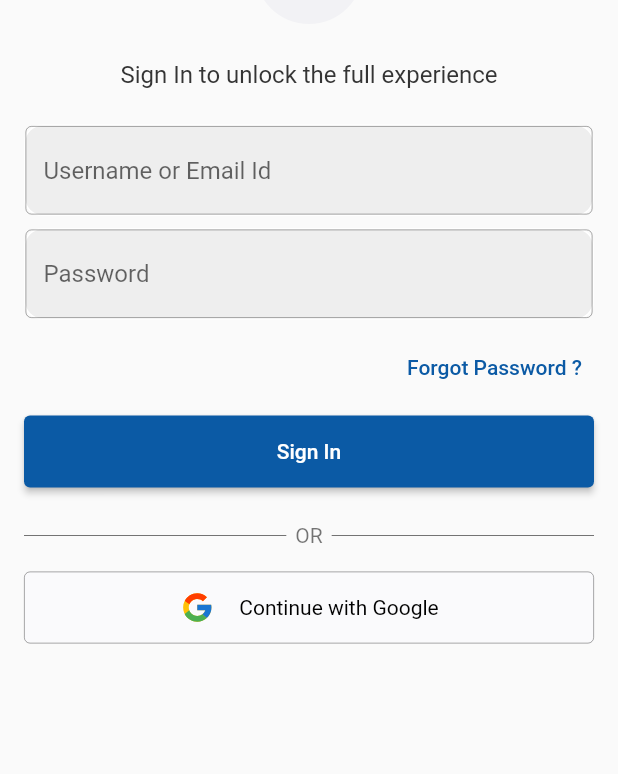
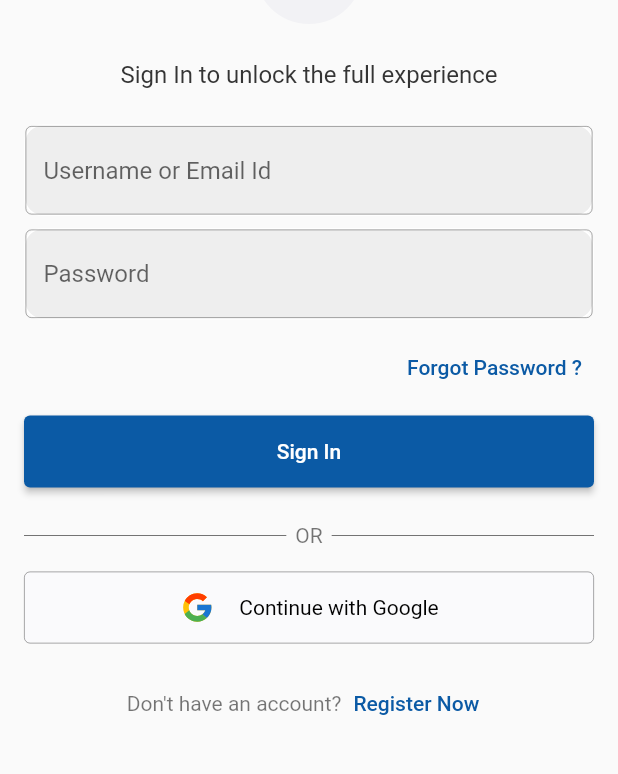
Before and after one commit to pushti0112/BookHook, a Flutter app: the screen it shows after launch, on a phone screen of 412 x 824 dp, the part 192-966 px from its top. Run offline on Flutter 3.47's test engine with Material 2 defaults, Android fonts, the phone set to English and light mode, and no system bars; our stand-ins replace flutter_svg, sizer.

Commit message:
merged with ashu

```diff
--- a/lib/view/LoginScreen.dart
+++ b/lib/view/LoginScreen.dart
@@ -5,6 +5,7 @@ import 'package:flutter/src/widgets/framework.dart';
 import 'package:flutter_svg/flutter_svg.dart';
 
 import '../global/AppColors.dart';
+import 'RegisterScreen.dart';
 
 class LoginScreen extends StatefulWidget {
   const LoginScreen({Key? key}) : super(key: key);
@@ -158,6 +159,34 @@ class _LoginScreenState extends State<LoginScreen> {
                           side: BorderSide(color: Colors.black45, width: 0.5),
                         ),
                         onPressed: () => {}),
+                    SizedBox(
+                      height: 16,
+                    ),
+                    Row(
+                      mainAxisAlignment: MainAxisAlignment.center,
+                      // ignore: prefer_const_literals_to_create_immutables
+                      children: [
+                        Text(
+                          "Don't have an account?",
+                          style: TextStyle(
+                            color: Colors.black54,
+                          ),
+                        ),
+                        TextButton(
+                          // ignore: sort_child_properties_last
+                          child: Text(
+                            "Register Now",
+                            style: TextStyle(color: AppColors.primary),
+                          ),
+                          onPressed: () async {
+                            Navigator.push(
+                                context,
+                                MaterialPageRoute(
+                                    builder: (context) => RegisterScreen()));
+                          },
+                        ),
+                      ],
+                    )
                   ],
                 ),
               ),
--- a/lib/view/RegisterScreen.dart
+++ b/lib/view/RegisterScreen.dart
@@ -1,3 +1,4 @@
+// ignore_for_file: prefer_const_constructors
 import 'package:book_hook/global/AppColors.dart';
 import 'package:flutter/material.dart';
 
--- a/lib/view/SplashScreen.dart
+++ b/lib/view/SplashScreen.dart
@@ -2,6 +2,7 @@
 
 import 'package:book_hook/global/AppColors.dart';
 import 'package:book_hook/view/LoginScreen.dart';
+import 'package:book_hook/view/RegisterScreen.dart';
 import 'package:flutter/material.dart';
 import 'package:flutter/src/foundation/key.dart';
 import 'package:flutter/src/widgets/framework.dart';
```
